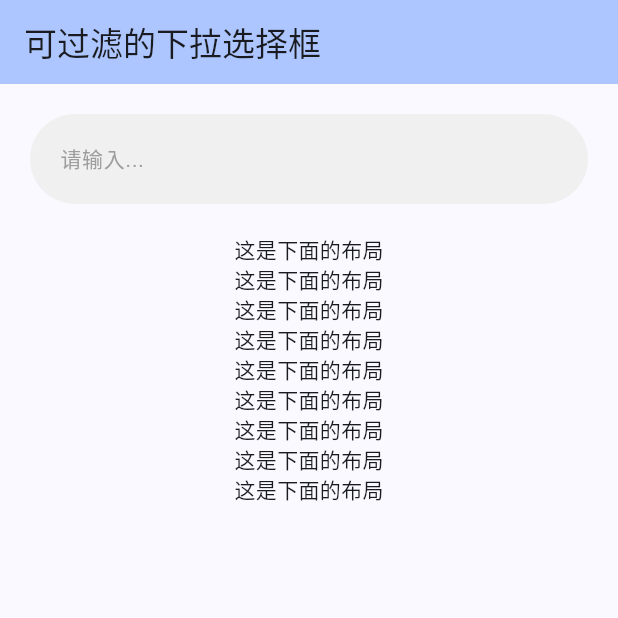
After one commit to yhtqw/FrontEndDemo, a Flutter app: the FilterDropdownPage screen opened by its route, on a phone screen of 412 x 824 dp, the top half of it. The commit adds this screen. Run offline on Flutter 3.47's test engine with Material 3 defaults, Android fonts, the phone set to English and light mode, and no system bars; our stand-ins replace decimal, flutter_colorpicker, go_router, image_picker.

Commit message:
feat: 新增过滤选择器

```diff
--- a/flutter_demo/lib/configs/base_router_config.dart
+++ b/flutter_demo/lib/configs/base_router_config.dart
@@ -2,6 +2,7 @@ import 'package:flutter/material.dart';
 import 'package:go_router/go_router.dart';
 
 import '../pages/customize_tab/customize_tab_page.dart';
+import '../pages/filter_dropdown/filter_dropdown_page.dart';
 import '../pages/transform_use/transform_use_page.dart';
 import '../pages/home/home_page.dart';
 import '../pages/seamless_scrolling/seamless_scrolling_page.dart';
@@ -26,6 +27,10 @@ class BaseRouterConfig {
         path: TransformUsePage.routePath,
         builder: (BuildContext context, GoRouterState state) => TransformUsePage(),
       ),
+      GoRoute(
+        path: FilterDropdownPage.routePath,
+        builder: (BuildContext context, GoRouterState state) => FilterDropdownPage(),
+      ),
     ],
   );
 }
--- /dev/null
+++ b/flutter_demo/lib/pages/filter_dropdown/filter_dropdown_page.dart
@@ -0,0 +1,106 @@
+import 'package:flutter/material.dart';
+
+import 'widgets/filter_dropdown/filter_dropdown.dart';
+import 'widgets/filter_dropdown/models/filter_dropdown_option_model.dart';
+import 'widgets/filter_dropdown/models/options_container_prop_model.dart';
+
+class FilterDropdownPage extends StatefulWidget {
+  const FilterDropdownPage({super.key});
+
+  static final String routePath = '/filter-dropdown';
+
+  @override
+  State<FilterDropdownPage> createState() => _FilterDropdownPageState();
+}
+
+class _FilterDropdownPageState extends State<FilterDropdownPage> {
+  @override
+  Widget build(BuildContext context) {
+    return Scaffold(
+      appBar: AppBar(
+        backgroundColor: Theme.of(context).colorScheme.inversePrimary,
+        title: Text('可过滤的下拉选择框'),
+      ),
+      body: SingleChildScrollView(
+        padding: EdgeInsets.symmetric(horizontal: 20),
+        child: Column(
+          children: [
+            SizedBox(height: 20,),
+
+            FilterDropdown(
+              items: [
+                FilterDropdownOptionModel(text: '香蕉', type: 1),
+                FilterDropdownOptionModel(text: '苹果', type: 2),
+                FilterDropdownOptionModel(text: '鸭梨', type: 3),
+                FilterDropdownOptionModel(text: '橘子', type: 4),
+                FilterDropdownOptionModel(text: '百香果', type: 5),
+                FilterDropdownOptionModel(text: '甘蔗', type: 6),
+                FilterDropdownOptionModel(text: '葡萄', type: 7),
+                FilterDropdownOptionModel(text: '芒果', type: 8),
+                FilterDropdownOptionModel(text: '火龙果', type: 9),
+                FilterDropdownOptionModel(text: '柠檬', type: 10),
+              ],
+              useCustomize: true,
+              onSelected: (item) {
+                print('当前选中的项是：${item.text}');
+              },
+              containerBgColor: Color(0xFFF0F0F0),
+              containerHeight: 60,
+              containerBorderRadius: BorderRadius.circular(30),
+              containerPadding: EdgeInsets.only(left: 20),
+              hintText: '请输入...',
+              hintStyle: TextStyle(
+                fontSize: 14,
+                color: Colors.grey,
+              ),
+              textStyle: TextStyle(
+                fontSize: 14,
+                color: Colors.black,
+              ),
+              cursorColor: Colors.blueAccent,
+              optionsMarginTop: 10,
+              optionsContainerProp: OptionsContainerPropModel(
+                optionsBorderRadius: BorderRadius.circular(30),
+                optionsMinHeight: 60,
+                optionsMaxHeight: 350,
+                optionsPadding: EdgeInsets.all(20),
+                optionsBgColor: Color(0xFFF0F0F0),
+              ),
+              buildOption: (item) => Container(
+                height: 35,
+                margin: EdgeInsets.only(top: 5, bottom: 5),
+                alignment: Alignment.center,
+                decoration: BoxDecoration(
+                  borderRadius: BorderRadius.circular(10),
+                  color: Color(0xFFFFFFFF),
+                ),
+                child: Text(
+                  item.text,
+                  style: TextStyle(
+                    color: Colors.black,
+                    fontSize: 15,
+                    fontWeight: FontWeight.bold,
+                  ),
+                ),
+              ),
+              // onFilter: (text) {
+              //   return true;
+              // },
+            ),
+
+            SizedBox(height: 20,),
+            Text('这是下面的布局'),
+            Text('这是下面的布局'),
+            Text('这是下面的布局'),
+            Text('这是下面的布局'),
+            Text('这是下面的布局'),
+            Text('这是下面的布局'),
+            Text('这是下面的布局'),
+            Text('这是下面的布局'),
+            Text('这是下面的布局'),
+          ],
+        ),
+      )
+    );
+  }
+}
--- /dev/null
+++ b/flutter_demo/lib/pages/filter_dropdown/widgets/filter_dropdown/filter_dropdown.dart
@@ -0,0 +1,287 @@
+import 'package:flutter/material.dart';
+import 'package:flutter_demo/pages/filter_dropdown/widgets/filter_dropdown/models/options_container_prop_model.dart';
+
+import 'filter_options_container.dart';
+import 'models/filter_dropdown_option_model.dart';
+
+class FilterDropdown extends StatefulWidget {
+  const FilterDropdown({
+    super.key,
+    required this.items,
+    required this.onSelected,
+    this.useCustomize = false,
+    this.onFilter,
+    this.containerHeight = 50,
+    this.containerBorder,
+    this.containerBorderRadius,
+    this.containerBgColor,
+    this.containerPadding = EdgeInsets.zero,
+    this.hintText,
+    this.hintStyle,
+    this.textStyle,
+    this.cursorColor,
+    this.optionsMarginTop = 0,
+    this.optionsContainerProp = const OptionsContainerPropModel(),
+    this.buildOption,
+  });
+
+  /// 传入的选项
+  final List<FilterDropdownOptionModel> items;
+  /// 点击选项选中当前项的回调函数
+  final Function(FilterDropdownOptionModel) onSelected;
+  /// 是否保留自定义的输入
+  final bool useCustomize;
+  /// 自定义的过滤方法
+  final bool Function(String)? onFilter;
+  // TextField 容器相关的属性
+  /// 容器的高
+  final double containerHeight;
+  /// 容器的边框
+  final BoxBorder? containerBorder;
+  /// 容器的圆角属性
+  final BorderRadiusGeometry? containerBorderRadius;
+  /// 容器的背景颜色
+  final Color? containerBgColor;
+  /// 容器的内边距
+  final EdgeInsetsGeometry containerPadding;
+  // 文本输入框的属性
+  /// 提示文本
+  final String? hintText;
+  /// 提示文本样式
+  final TextStyle? hintStyle;
+  /// 输入文本样式
+  final TextStyle? textStyle;
+  /// 光标颜色
+  final Color? cursorColor;
+  // 选项框的样式
+  /// 选项框距离输入框的边距
+  final double optionsMarginTop;
+  /// 选项框的属性
+  final OptionsContainerPropModel optionsContainerProp;
+  /// 自定义构建选项
+  final Widget Function(FilterDropdownOptionModel)? buildOption;
+
+  @override
+  State<FilterDropdown> createState() => _FilterDropdownState();
+}
+
+class _FilterDropdownState extends State<FilterDropdown> {
+  final FocusNode _focusNode = FocusNode();
+  final TextEditingController _controller = TextEditingController();
+  final GlobalKey _containerKey = GlobalKey();
+  List<FilterDropdownOptionModel> _filterItems = [];
+  OverlayEntry? _overlayEntry;
+  double _containerLeft = 0;
+  double _containerTop = 0;
+  double _containerWidth = 0;
+  bool _onTapOptions = false;
+  bool _isShowOptions = false;
+
+  @override
+  void initState() {
+    super.initState();
+
+    // 当获取焦点的时候，如果没有选项弹框，则自动展示选项弹框，
+    // 当失去焦点的时候，如果存在选项弹框，则隐藏
+    _focusNode.addListener(() {
+      setState(() {
+        if (_focusNode.hasFocus) {
+          // 获取焦点时判断一下，重置选项
+          if (_filterItems.length != widget.items.length) {
+            _initData();
+          }
+
+          // 当获取焦点的时候，直接显示
+          _updateOverlayEntry(true);
+        } else if (!_focusNode.hasFocus) {
+          // 失去焦点的时候直接隐藏
+          _updateOverlayEntry(false);
+        }
+      });
+    });
+
+    WidgetsBinding.instance.addPostFrameCallback((_) {
+      // _setContainerInfo();
+      _initData();
+      _showOptions();
+    });
+  }
+
+  @override
+  void dispose() {
+    _focusNode.dispose();
+    // _removeOptions();
+    _overlayEntry?.remove();
+    _controller.dispose();
+    _containerKey.currentState?.dispose();
+    super.dispose();
+  }
+
+  /// 初始化数据
+  void _initData() {
+    _filterItems = [...widget.items];
+  }
+
+  void _onTapOption(FilterDropdownOptionModel item) {
+    _controller.value = _controller.value.copyWith(
+      // 设置值
+      text: item.text,
+      // 将光标移动到末尾
+      selection: TextSelection.fromPosition(
+        TextPosition(offset: item.text.length),
+      ),
+    );
+    widget.onSelected(item);
+    _onTapOptionsContainer(false);
+    _onTapOutside();
+  }
+
+  void _onTapOptionsContainer(bool flag) {
+    _onTapOptions = flag;
+  }
+
+  /// 显示选项
+  void _showOptions() {
+    // 每次展示选项框的时候重新获取一下
+    _setContainerInfo();
+    // _isShowOptions = true;
+    _overlayEntry = OverlayEntry(
+      builder: (context) => Positioned(
+        // 一般是定位在输入框的下方，所以为容器的top值+容器的高度
+        top: _containerTop + widget.containerHeight + widget.optionsMarginTop,
+        left: _containerLeft,
+        child: Material(
+          child: FilterOptionsContainer(
+            containerWidth: _containerWidth,
+            filterItems: _filterItems,
+            onTapOption: _onTapOption,
+            optionsContainerProp: widget.optionsContainerProp,
+            buildOption: widget.buildOption,
+            onTap: _onTapOptionsContainer,
+            isShowOptions: _isShowOptions,
+          ),
+        ),
+      ),
+    );
+
+    Overlay.of(context).insert(_overlayEntry!);
+  }
+
+  // /// 移出选项结构
+  // void _removeOptions() {
+  //   _overlayEntry?.remove();
+  //   _overlayEntry = null;
+  // }
+
+  /// 输入框输入匹配数据
+  void _onChanged(String text) {
+    if (text.trim().isEmpty && _filterItems.length != widget.items.length) {
+      _filterItems = [...widget.items];
+
+      // _removeOptions();
+      // _showOptions();
+      _updateOverlayEntry(true);
+    } else if (text.trim().isNotEmpty) {
+      _filterItems.clear();
+      for (var item in widget.items) {
+        // 如果外面传入的过滤算法，则使用外界的
+        if (widget.onFilter != null && widget.onFilter!(text)) {
+          _filterItems.add(item);
+        } else if (item.text.contains(text)) {
+          // 如果没有传入，则使用内置这个简单的
+          _filterItems.add(item);
+        }
+      }
+
+      // _removeOptions();
+      // _showOptions();
+      _updateOverlayEntry(true);
+    }
+  }
+
+  /// 更新选项容器
+  ///
+  /// 传入是否展示[showOptions]决定了选项容器是否展示
+  void _updateOverlayEntry(bool showOptions) {
+    _isShowOptions = showOptions;
+    _overlayEntry?.markNeedsBuild();
+  }
+
+  /// 处理是否保留自定义的输入
+  void _onCustomizeInput() {
+    if (_controller.text == '') return;
+
+    if (widget.items.indexWhere((item) => item.text == _controller.text) == -1) {
+      if (widget.useCustomize) {
+        // 通知外层当前输入框输入的内容
+        widget.onSelected(FilterDropdownOptionModel(
+          text: _controller.text,
+          type: -1,
+        ));
+      } else {
+        // 如果不保留自定义的输入，则置空
+        _controller.text = '';
+      }
+    }
+  }
+
+  /// 点击输入框外面，执行清除焦点操作
+  void _onTapOutside() {
+    WidgetsBinding.instance.addPostFrameCallback((_) {
+      if (_onTapOptions) return;
+
+      _onCustomizeInput();
+
+      FocusScope.of(context).unfocus();
+    });
+  }
+
+  /// 点击软键盘上面的完成，执行输入内容判断
+  void _onSubmitted() {
+    _onCustomizeInput();
+  }
+
+  /// 设置容器的属性，通过这些属性来确定选项的位置和宽度信息
+  void _setContainerInfo() {
+    RenderBox renderBox = _containerKey.currentContext!.findRenderObject() as RenderBox;
+    Offset topLeft = renderBox.localToGlobal(Offset.zero);
+    double dx = topLeft.dx;
+    double dy = topLeft.dy;
+    double width = renderBox.size.width;
+
+    if (_containerLeft != dx || _containerTop != dy || _containerWidth != width) {
+      _containerLeft = topLeft.dx;
+      _containerTop = topLeft.dy;
+      _containerWidth = renderBox.size.width;
+    }
+  }
+
+  @override
+  Widget build(BuildContext context) {
+    return Container(
+      key: _containerKey,
+      height: widget.containerHeight,
+      padding: widget.containerPadding,
+      decoration: BoxDecoration(
+        border: widget.containerBorder,
+        borderRadius: widget.containerBorderRadius ?? BorderRadius.circular(10),
+        color: widget.containerBgColor,
+      ),
+      alignment: Alignment.center,
+      child: TextField(
+        controller: _controller,
+        focusNode: _focusNode,
+        style: widget.textStyle,
+        cursorColor: widget.cursorColor,
+        decoration: InputDecoration(
+          border: InputBorder.none,
+          hintText: widget.hintText,
+          hintStyle: widget.hintStyle,
+        ),
+        onChanged: _onChanged,
+        onTapOutside: (event) => _onTapOutside(),
+        onSubmitted: (text) => _onSubmitted(),
+      ),
+    );
+  }
+}
--- /dev/null
+++ b/flutter_demo/lib/pages/filter_dropdown/widgets/filter_dropdown/models/filter_dropdown_option_model.dart
@@ -0,0 +1,9 @@
+class FilterDropdownOptionModel {
+  final String text;
+  final int type;
+
+  const FilterDropdownOptionModel({
+    required this.text,
+    required this.type,
+  });
+}
--- /dev/null
+++ b/flutter_demo/lib/pages/filter_dropdown/widgets/filter_dropdown/models/options_container_prop_model.dart
@@ -0,0 +1,27 @@
+
+import 'package:flutter/material.dart';
+
+/// 选项框的属性
+class OptionsContainerPropModel {
+  /// 选项框的背景色
+  final Color? optionsBgColor;
+  /// 选项框的圆角属性
+  final BorderRadiusGeometry? optionsBorderRadius;
+  /// 选项框的边框
+  final BoxBorder? optionsBorder;
+  /// 选项框的最小高度
+  final double optionsMinHeight;
+  /// 选项框的最大高度
+  final double optionsMaxHeight;
+  /// 选项框的内边距
+  final EdgeInsetsGeometry optionsPadding;
+
+  const OptionsContainerPropModel({
+    this.optionsBgColor,
+    this.optionsBorderRadius,
+    this.optionsBorder,
+    this.optionsMinHeight = 50,
+    this.optionsMaxHeight = 300,
+    this.optionsPadding = EdgeInsets.zero,
+  });
+}
--- a/flutter_demo/lib/pages/home/home_page.dart
+++ b/flutter_demo/lib/pages/home/home_page.dart
@@ -2,6 +2,7 @@ import 'package:flutter/material.dart';
 import 'package:go_router/go_router.dart';
 
 import '../customize_tab/customize_tab_page.dart';
+import '../filter_dropdown/filter_dropdown_page.dart';
 import '../seamless_scrolling/seamless_scrolling_page.dart';
 import '../transform_use/transform_use_page.dart';
 
@@ -29,6 +30,7 @@ class _HomePageState extends State<HomePage> {
     HomeRouteItem(name: '封装一个tab部件', routePath: CustomizeTabPage.routePath,),
     HomeRouteItem(name: '无缝滚动案例', routePath: SeamlessScrollingPage.routePath,),
     HomeRouteItem(name: '容器内元素变换案例', routePath: TransformUsePage.routePath,),
+    HomeRouteItem(name: '可过滤的下拉选择框', routePath: FilterDropdownPage.routePath,),
   ];
 
   @override
```
Also changed, not shown: flutter_demo/lib/pages/filter_dropdown/widgets/filter_dropdown/filter_options_container.dart (added, +91 -0 lines).
